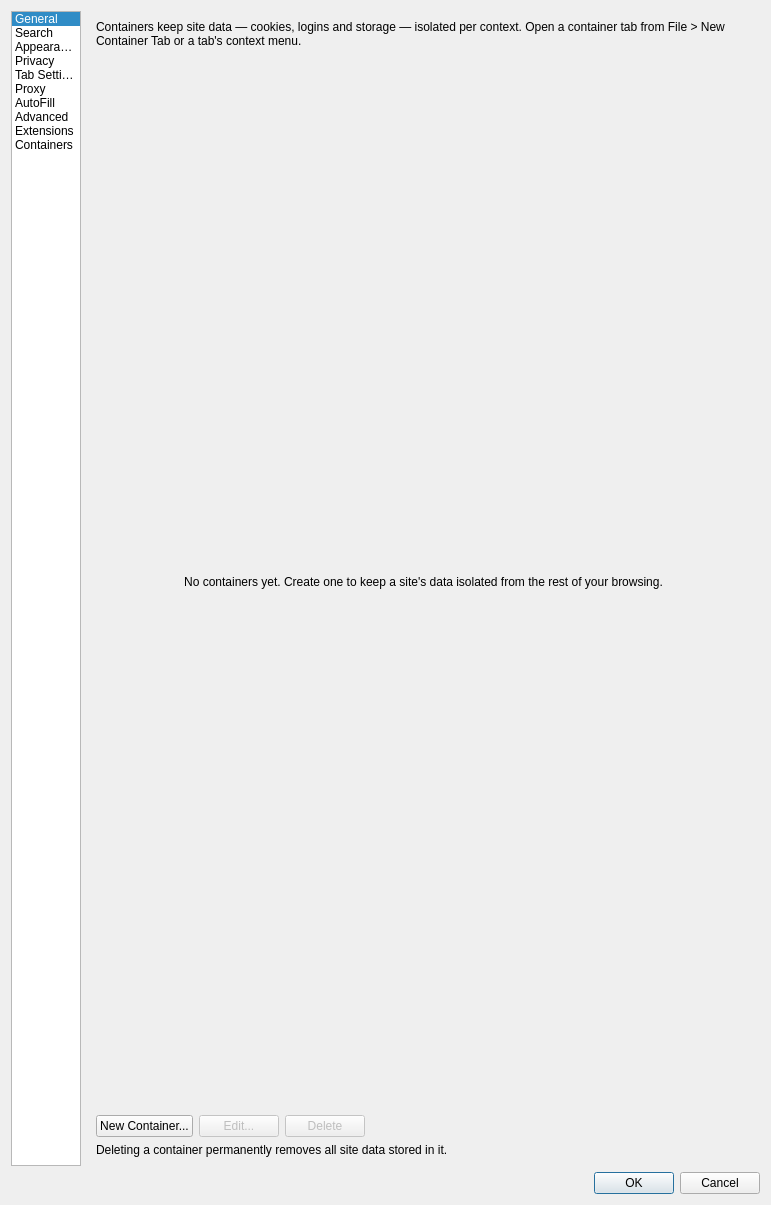
Qt form src/settings.ui (IT-Space-2026/arktos) before a commit.
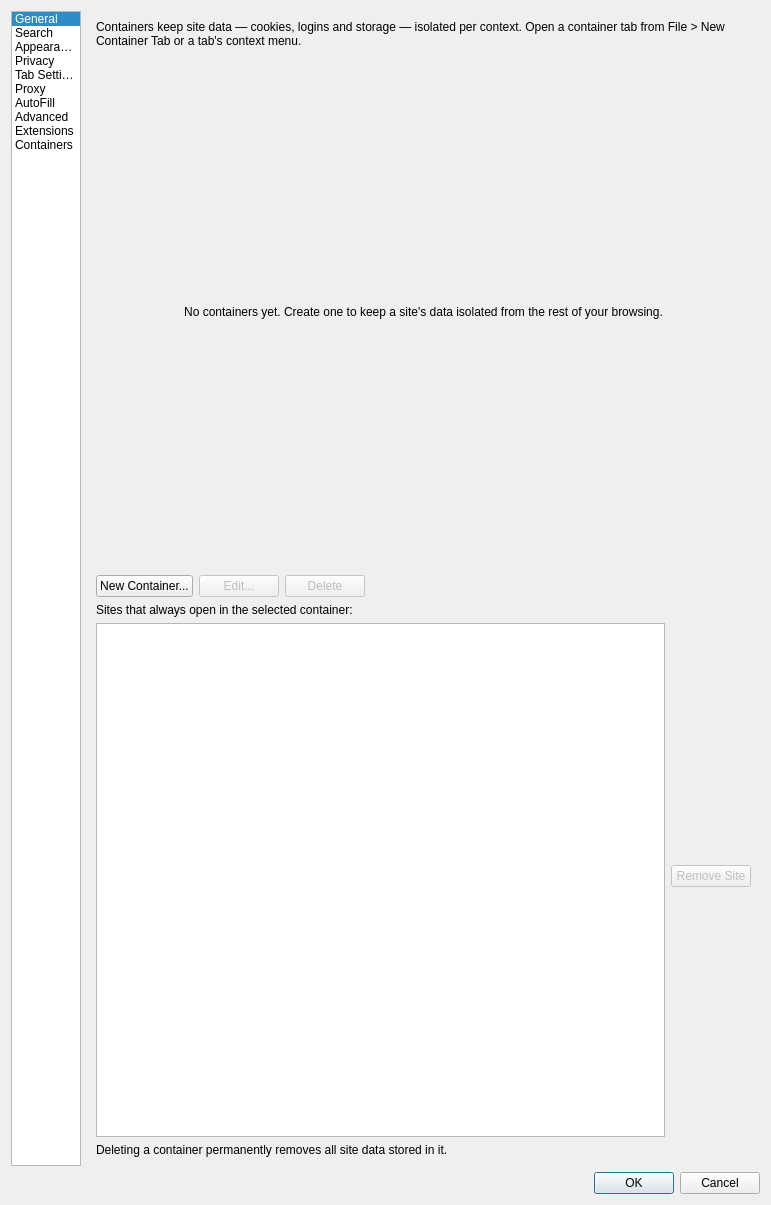
The same form after that commit. The open tabs and pages were chosen to show the change.

Commit message: CONT04: site-to-container "always open" rules

```diff
--- a/src/settings.ui
+++ b/src/settings.ui
@@ -2556,6 +2556,54 @@
          </item>
         </layout>
        </item>
+       <item>
+        <widget class="QLabel" name="containerSitesLabel">
+         <property name="text">
+          <string>Sites that always open in the selected container:</string>
+         </property>
+         <property name="wordWrap">
+          <bool>true</bool>
+         </property>
+        </widget>
+       </item>
+       <item>
+        <layout class="QHBoxLayout" name="containerSitesLayout">
+         <item>
+          <widget class="QListWidget" name="containerSitesList">
+           <property name="accessibleName">
+            <string>Sites assigned to the selected container</string>
+           </property>
+           <property name="selectionMode">
+            <enum>QAbstractItemView::SingleSelection</enum>
+           </property>
+           <property name="uniformItemSizes">
+            <bool>true</bool>
+           </property>
+          </widget>
+         </item>
+         <item>
+          <layout class="QVBoxLayout" name="containerSitesButtonsLayout">
+           <item>
+            <widget class="QPushButton" name="containerSiteRemoveButton">
+             <property name="enabled">
+              <bool>false</bool>
+             </property>
+             <property name="text">
+              <string>Remove Site</string>
+             </property>
+            </widget>
+           </item>
+           <item>
+            <spacer name="containerSitesButtonSpacer">
+             <property name="orientation">
+              <enum>Qt::Vertical</enum>
+             </property>
+            </spacer>
+           </item>
+          </layout>
+         </item>
+        </layout>
+       </item>
        <item>
         <widget class="QLabel" name="containersDeleteHintLabel">
          <property name="text">
```
Left out of the diff: 2 changed lines with no effect on the pictures. The commit also changes 14 other files.
